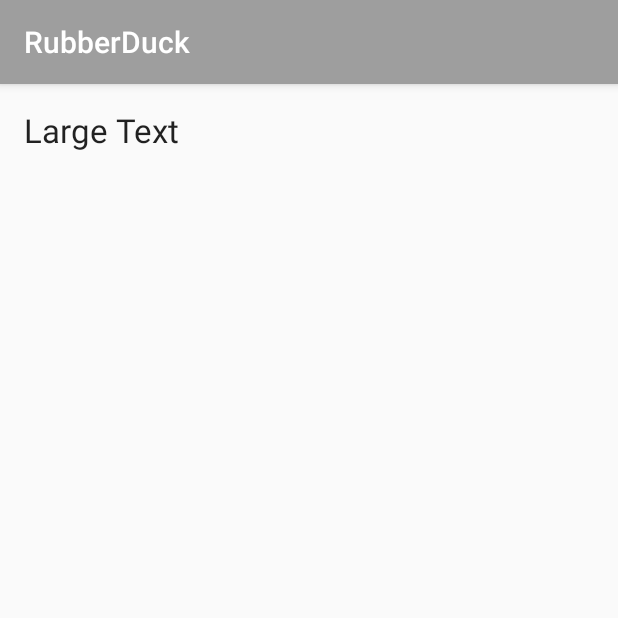
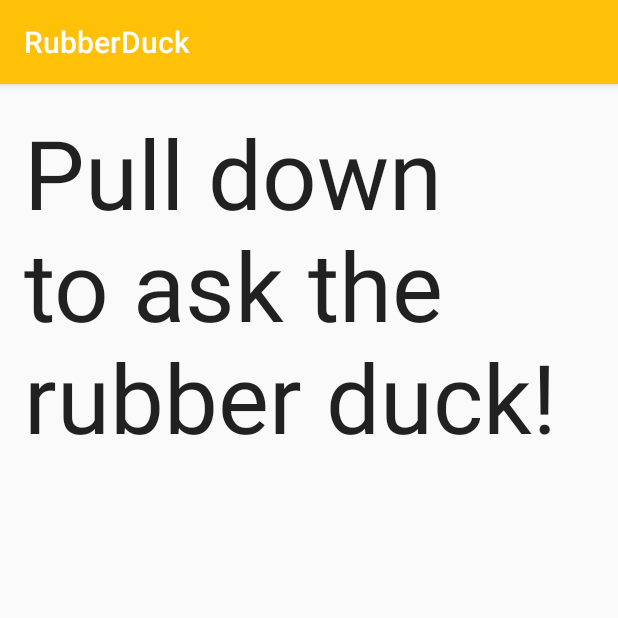
Before and after one commit to horinezachary/RubberDuck, an Android app: the screen it shows after launch (MainActivity), on a phone screen of 412 x 824 dp, the top half of it. Run offline under Robolectric (Android 15) with nearby library versions, the phone set to English and light mode, and no system bars.

Commit message:
Finish Basic Functionality

```diff
--- a/app/src/main/java/com/danilafe/rubberduck/MainActivity.java
+++ b/app/src/main/java/com/danilafe/rubberduck/MainActivity.java
@@ -36,6 +36,7 @@ public class MainActivity extends AppCompatActivity {
             @Override
             public void onRefresh() {
                 updateText();
+                swipeRefreshLayout.setRefreshing(false);
             }
         });
 
@@ -43,7 +44,7 @@ public class MainActivity extends AppCompatActivity {
             @Override
             public void run() {
                 try {
-                    URL url = new URL("");
+                    URL url = new URL("https://raw.githubusercontent.com/DanilaFe/RubberDuck/master/source.txt");
                     InputStream inputStream = url.openStream();
                     String total;
                     String bufferString;
@@ -62,6 +63,7 @@ public class MainActivity extends AppCompatActivity {
 
     private void updateText(){
         int textIndex = (int) Math.round(Math.random() * text.length) - 1;
+        textIndex = Math.max(textIndex, 0);
         textView.setText(text[textIndex]);
     }
 }
--- a/app/src/main/res/layout/activity_main.xml
+++ b/app/src/main/res/layout/activity_main.xml
@@ -14,16 +14,23 @@
         android:layout_height="match_parent"
         android:id="@+id/refreshLayout">
 
+        <ScrollView
+            android:layout_width="match_parent"
+            android:layout_height="wrap_content">
+
             <TextView
                 android:layout_width="wrap_content"
                 android:layout_height="wrap_content"
+                android:textSize="64dp"
                 android:textAppearance="?android:attr/textAppearanceLarge"
-            android:text="Large Text"
+                android:text="Pull down to ask the rubber duck!"
                 android:id="@+id/duckText"
                 android:layout_alignParentTop="true"
                 android:layout_alignParentLeft="true"
                 android:layout_alignParentStart="true" />
 
+        </ScrollView>
+
     </android.support.v4.widget.SwipeRefreshLayout>
 
 
--- a/app/src/main/res/values/colors.xml
+++ b/app/src/main/res/values/colors.xml
@@ -1,6 +1,6 @@
 <?xml version="1.0" encoding="utf-8"?>
 <resources>
-    <color name="colorPrimary">#9e9e9e</color>
-    <color name="colorPrimaryDark">#757575</color>
-    <color name="colorAccent">#757575</color>
+    <color name="colorPrimary">#ffc107</color>
+    <color name="colorPrimaryDark">#ffb300</color>
+    <color name="colorAccent">#03a9f4</color>
 </resources>
```
Lines whose indentation alone changed are shown as unchanged.
